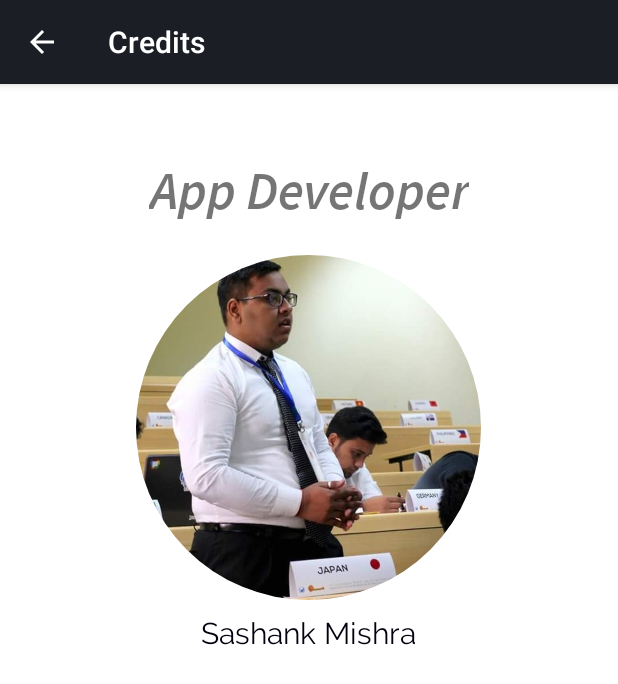
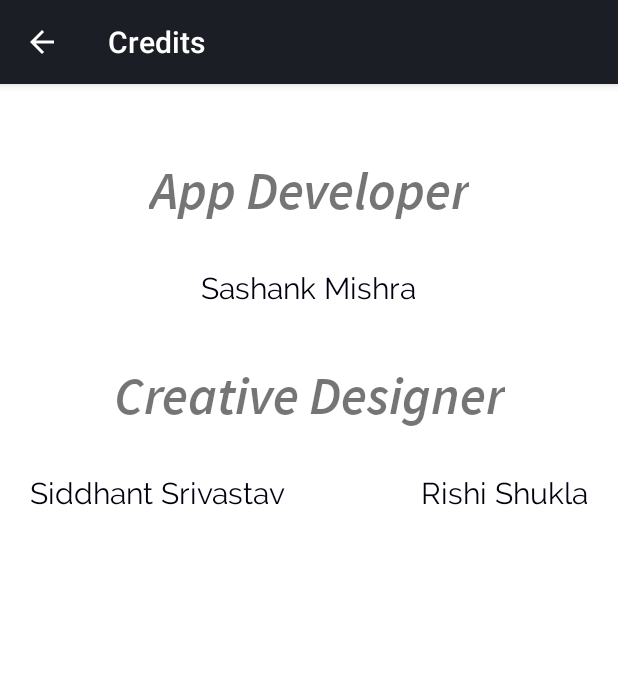
Before and after one commit to IIITA-MUN/mun17-App, an Android app: the DeveloperActivity screen opened directly, with no data from a screen before it, on a phone screen of 412 x 824 dp. Shown: the top 684 px of the screen. Run offline under Robolectric (Android 15) with nearby library versions, the phone set to English and light mode, and no system bars.

Commit message:
Updated Credits

```diff
--- a/app/src/main/java/com/sashank/iiitamun/Activities/DeveloperActivity.java
+++ b/app/src/main/java/com/sashank/iiitamun/Activities/DeveloperActivity.java
@@ -32,6 +32,9 @@ public class DeveloperActivity extends AppCompatActivity {
 
         ((TextView)findViewById(R.id.tv_app_developer)).setTypeface(tfb);
         ((TextView)findViewById(R.id.tv_app_developer_name)).setTypeface(tf);
+        ((TextView)findViewById(R.id.tv_creatives)).setTypeface(tfb);
+        ((TextView)findViewById(R.id.tv_creatives_name1)).setTypeface(tf);
+        ((TextView)findViewById(R.id.tv_creatives_name2)).setTypeface(tf);
 
     }
 
--- a/app/src/main/java/com/sashank/iiitamun/Adapters/SecretariatAdapter.java
+++ b/app/src/main/java/com/sashank/iiitamun/Adapters/SecretariatAdapter.java
@@ -89,9 +89,11 @@ public class SecretariatAdapter extends RecyclerView.Adapter<SecretariatAdapter.
     @Override
     public void onBindViewHolder(AdapterViewHolder holder, int position) {
         Typeface tf = Typeface.createFromAsset(context.getAssets(),
-                "fonts/SourceSansPro-Regular.ttf");
+                "fonts/RobotoCondensed-Regular.ttf");
+        Typeface tfb = Typeface.createFromAsset(context.getAssets(),
+                "fonts/RobotoCondensed-Bold.ttf");
 
-        holder.mTitle.setTypeface(tf);
+        holder.mTitle.setTypeface(tfb);
         holder.mDescription.setTypeface(tf);
 
         holder.mTitle.setText(secretariatPersonList.get(position).getName());
--- a/app/src/main/res/layout/activity_developer.xml
+++ b/app/src/main/res/layout/activity_developer.xml
@@ -1,4 +1,5 @@
 <?xml version="1.0" encoding="utf-8"?>
+
 <LinearLayout
         xmlns:android="http://schemas.android.com/apk/res/android"
         xmlns:tools="http://schemas.android.com/tools"
@@ -17,14 +18,6 @@
             android:layout_marginTop="48dp"
             android:id="@+id/tv_app_developer" />
 
-    <de.hdodenhof.circleimageview.CircleImageView
-        android:layout_width="250dp"
-        android:layout_height="230dp"
-        android:id="@+id/iv_developer"
-        android:src="@drawable/sashank_eng"
-        android:layout_marginTop="20dp"
-        android:layout_gravity="center"/>
-
         <TextView
             android:layout_width="wrap_content"
             android:layout_height="wrap_content"
@@ -32,8 +25,47 @@
             android:textAlignment="center"
             android:id="@+id/tv_app_developer_name"
             android:textColor="#00000f"
-        android:layout_marginTop="10dp"
+            android:layout_marginTop="30dp"
             android:text="@string/name_developer"
             android:textSize="20sp"/>
 
+        <TextView
+            android:layout_width="wrap_content"
+            android:layout_height="wrap_content"
+            android:text="@string/title_designer"
+            android:textSize="35sp"
+            android:gravity="center"
+            android:layout_gravity="center"
+            android:layout_marginTop="36dp"
+            android:id="@+id/tv_creatives" />
+
+        <RelativeLayout
+            android:layout_width="match_parent"
+            android:layout_height="wrap_content"
+            android:layout_marginBottom="30dp">
+
+            <TextView
+                android:layout_width="wrap_content"
+                android:layout_height="wrap_content"
+                android:layout_alignParentStart="true"
+                android:id="@+id/tv_creatives_name1"
+                android:layout_marginStart="20dp"
+                android:textSize="20sp"
+                android:layout_marginTop="30dp"
+                android:textColor="#00000f"
+                android:text="@string/name_designer1"/>
+
+            <TextView
+                android:layout_width="wrap_content"
+                android:layout_height="wrap_content"
+                android:id="@+id/tv_creatives_name2"
+                android:layout_alignParentEnd="true"
+                android:textSize="20sp"
+                android:layout_marginTop="30dp"
+                android:layout_marginEnd="20dp"
+                android:textColor="#00000f"
+                android:text="@string/name_designer2"/>
+
+        </RelativeLayout>
+
     </LinearLayout>
--- a/app/src/main/res/values/colors.xml
+++ b/app/src/main/res/values/colors.xml
@@ -5,4 +5,7 @@
     <color name="colorAccent">#3e4ee5</color>
     <color name="background_material_dark">#303030</color>
     <color name="background_blue">#FFFFFF</color>
+
+    <color name="tab_color1">#05386b</color>
+    <color name="tab_color2">#b3c2bf</color>
 </resources>
--- a/app/src/main/res/values/strings.xml
+++ b/app/src/main/res/values/strings.xml
@@ -44,6 +44,9 @@ Integer tincidunt. Cras dapibus. Vivamus elementum semper nisi. Aenean vulputate
     <string name="res_aljazeera">Al Jazeera</string>
     <string name="res_britannica">Britannica</string>
     <string name="title_blog">Blog</string>
+    <string name="title_designer">Creative Designer</string>
+    <string name="name_designer1">Siddhant Srivastav</string>
+    <string name="name_designer2">Rishi Shukla</string>
 
 
 </resources>
```
Also changed, not shown: app/src/main/java/com/sashank/iiitamun/Fragments/MiscSheetFragment.java (+16 -3 lines), app/src/main/res/layout/fragment_home.xml (+9 -9 lines), app/src/main/assets/fonts/RobotoCondensed-Bold.ttf (added). Lines whose indentation alone changed are shown as unchanged.
